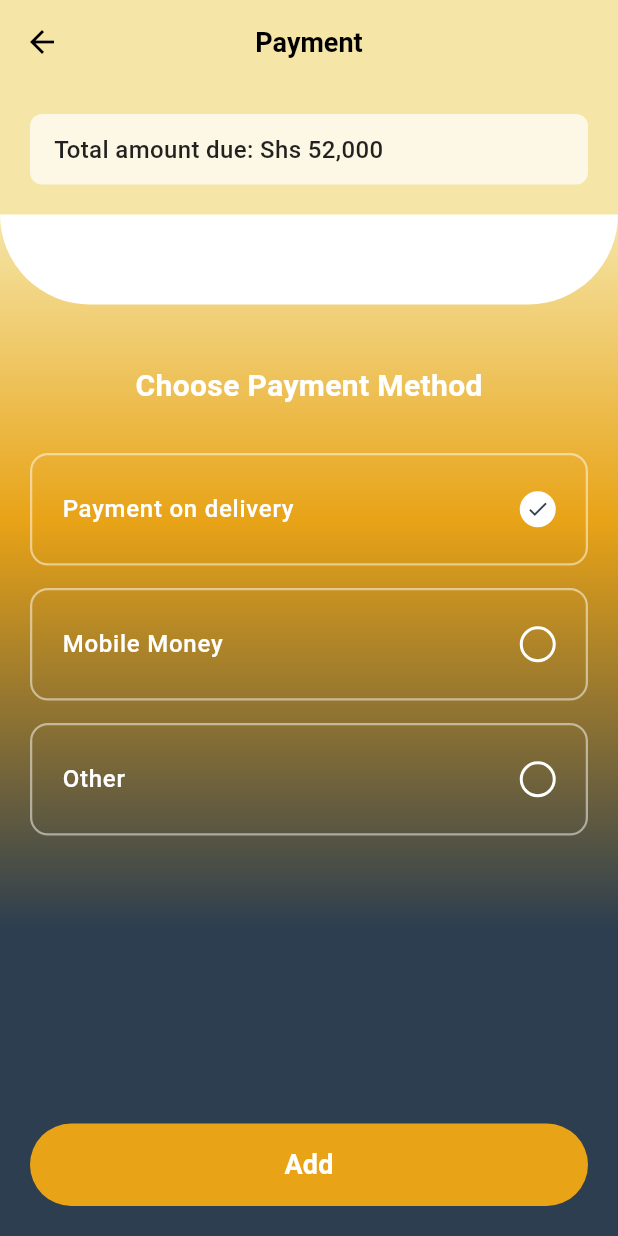
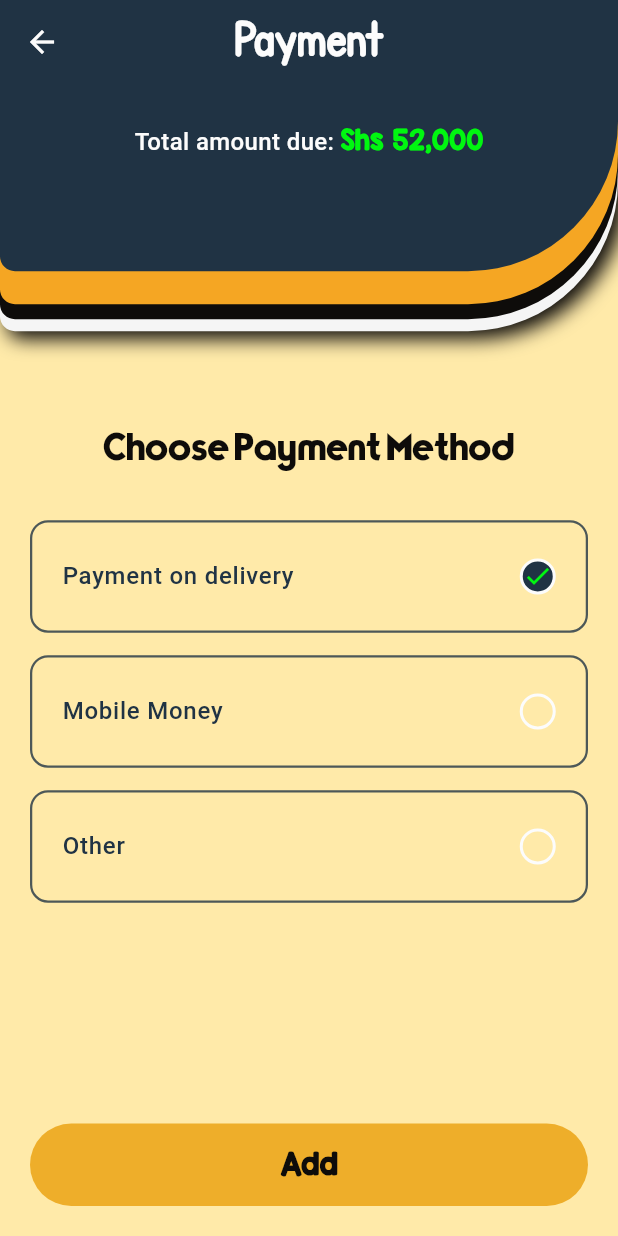
Before and after one commit to Mukian-Mayan/Kampus_Mart-, a Flutter app: the PaymentTransactions screen opened directly, on a phone screen of 412 x 824 dp. Run offline on Flutter 3.47's test engine with Material 3 defaults, Android fonts, the phone set to English and light mode, and no system bars; our stand-ins replace cloud_firestore, cloud_functions, firebase_auth, firebase_core, firebase_messaging, firebase_storage and 6 more; accounts and stored records are empty; project files that could hold a hidden picture were left out.

Commit message:
fixed jollynes page

```diff
--- a/lib/screens/payment_screen.dart
+++ b/lib/screens/payment_screen.dart
@@ -1,4 +1,5 @@
 import 'package:flutter/material.dart';
+import 'package:kampusmart2/widgets/layout2.dart';
 
 class PaymentScreen extends StatefulWidget {
   const PaymentScreen({super.key});
@@ -32,17 +33,21 @@ class _PaymentScreenState extends State<PaymentScreen> {
             child: Stack(
               children: [
                 Positioned.fill(
-                  child: CustomPaint(
-                    painter: _PaymentWavePainter(),
-                  ),
+                  child: CustomPaint(painter: _PaymentWavePainter()),
                 ),
                 SafeArea(
                   child: Padding(
-                    padding: const EdgeInsets.symmetric(horizontal: 16, vertical: 8),
+                    padding: const EdgeInsets.symmetric(
+                      horizontal: 16,
+                      vertical: 8,
+                    ),
                     child: Row(
                       children: [
                         IconButton(
-                          icon: const Icon(Icons.arrow_back_ios_new_rounded, size: 22),
+                          icon: const Icon(
+                            Icons.arrow_back_ios_new_rounded,
+                            size: 22,
+                          ),
                           onPressed: () => Navigator.of(context).maybePop(),
                         ),
                         const Spacer(),
@@ -67,8 +72,12 @@ class _PaymentScreenState extends State<PaymentScreen> {
             child: Column(
               children: [
                 // Amount due
-                Container(
-                  padding: const EdgeInsets.symmetric(horizontal: 18, vertical: 8),
+                Layout2(
+                  child: Container(
+                    padding: const EdgeInsets.symmetric(
+                      horizontal: 18,
+                      vertical: 8,
+                    ),
                     decoration: BoxDecoration(
                       color: yellow,
                       borderRadius: BorderRadius.circular(18),
@@ -76,13 +85,21 @@ class _PaymentScreenState extends State<PaymentScreen> {
                     child: const Text.rich(
                       TextSpan(
                         text: 'Total amount due: ',
-                      style: TextStyle(fontWeight: FontWeight.w500, fontSize: 16, color: Colors.black87),
+                        style: TextStyle(
+                          fontWeight: FontWeight.w500,
+                          fontSize: 16,
+                          color: Colors.black87,
+                        ),
                         children: [
                           TextSpan(
                             text: 'Shs 52,000',
-                          style: TextStyle(color: Colors.green, fontWeight: FontWeight.bold),
+                            style: TextStyle(
+                              color: Colors.green,
+                              fontWeight: FontWeight.bold,
+                            ),
                           ),
                         ],
+                      ),
                     ),
                   ),
                 ),
@@ -122,10 +139,14 @@ class _PaymentScreenState extends State<PaymentScreen> {
                               padding: const EdgeInsets.only(bottom: 16),
                               child: InkWell(
                                 borderRadius: BorderRadius.circular(12),
-                                onTap: () => setState(() => _selectedMethod = i),
+                                onTap: () =>
+                                    setState(() => _selectedMethod = i),
                                 child: Container(
                                   decoration: BoxDecoration(
-                                    border: Border.all(color: Colors.white, width: 2),
+                                    border: Border.all(
+                                      color: Colors.white,
+                                      width: 2,
+                                    ),
                                     borderRadius: BorderRadius.circular(12),
                                     color: darkBlue,
                                   ),
@@ -133,15 +154,23 @@ class _PaymentScreenState extends State<PaymentScreen> {
                                     children: [
                                       Expanded(
                                         child: Padding(
-                                          padding: const EdgeInsets.symmetric(horizontal: 16, vertical: 16),
+                                          padding: const EdgeInsets.symmetric(
+                                            horizontal: 16,
+                                            vertical: 16,
+                                          ),
                                           child: Text(
                                             _methods[i],
-                                            style: const TextStyle(color: Colors.white, fontSize: 15),
+                                            style: const TextStyle(
+                                              color: Colors.white,
+                                              fontSize: 15,
+                                            ),
                                           ),
                                         ),
                                       ),
                                       Padding(
-                                        padding: const EdgeInsets.only(right: 12),
+                                        padding: const EdgeInsets.only(
+                                          right: 12,
+                                        ),
                                         child: Icon(
                                           _selectedMethod == i
                                               ? Icons.radio_button_checked
@@ -164,7 +193,9 @@ class _PaymentScreenState extends State<PaymentScreen> {
                                 shape: RoundedRectangleBorder(
                                   borderRadius: BorderRadius.circular(28),
                                 ),
-                                padding: const EdgeInsets.symmetric(vertical: 16),
+                                padding: const EdgeInsets.symmetric(
+                                  vertical: 16,
+                                ),
                                 elevation: 2,
                               ),
                               onPressed: () {},
--- a/lib/screens/payment_transactions.dart
+++ b/lib/screens/payment_transactions.dart
@@ -1,6 +1,8 @@
 import 'package:flutter/material.dart';
 import 'package:kampusmart2/screens/payment_processing.dart';
-import 'package:kampusmart2/momo_service.dart'; // Add this import
+import 'package:kampusmart2/momo_service.dart';
+import 'package:kampusmart2/theme/app_theme.dart';
+import 'package:kampusmart2/widgets/layout2.dart'; // Add this import
 
 class PaymentTransactions extends StatefulWidget {
   const PaymentTransactions({super.key});
@@ -31,20 +33,21 @@ class _PaymentScreenState extends State<PaymentTransactions> {
   @override
   Widget build(BuildContext context) {
     return Scaffold(
-      backgroundColor: const Color(0xFFF5E6A8),
+      backgroundColor: AppTheme.tertiaryOrange,
       appBar: AppBar(
-        backgroundColor: const Color(0xFFF5E6A8),
+        backgroundColor:AppTheme.deepBlue,
         elevation: 0,
         leading: IconButton(
-          icon: const Icon(Icons.arrow_back, color: Colors.black),
+          icon: const Icon(Icons.arrow_back, color: AppTheme.paleWhite),
           onPressed: () => Navigator.of(context).pop(),
         ),
         title: const Text(
           'Payment',
           style: TextStyle(
-            color: Colors.black,
-            fontSize: 18,
-            fontWeight: FontWeight.w600,
+            color: AppTheme.paleWhite,
+            fontSize: 25 ,
+            fontWeight: FontWeight.w900,
+            fontFamily: 'KG Penmanship',
           ),
         ),
         centerTitle: true,
@@ -53,20 +56,40 @@ class _PaymentScreenState extends State<PaymentTransactions> {
         children: [
           // Total amount section
           Padding(
-            padding: const EdgeInsets.all(20.0),
-            child: Container(
-              width: double.infinity,
-              padding: const EdgeInsets.symmetric(horizontal: 16, vertical: 12),
+            padding: const EdgeInsets.only(bottom: 20),
+            child: Layout2(
+              child: Center(
+                child: Column(
+                  children: [
+                    const SizedBox(height: 18,),
+                    Container(
+                      padding: const EdgeInsets.symmetric(horizontal: 18, vertical: 8),
                       decoration: BoxDecoration(
-                color: Colors.white.withOpacity(0.7),
-                borderRadius: BorderRadius.circular(8),
+                        //color: AppTheme.tertiaryOrange,
+                        borderRadius: BorderRadius.circular(18),
                       ),
-              child: const Text(
-                'Total amount due: Shs 52,000',
+                      child: const Text.rich(
+                        TextSpan(
+                          text: 'Total amount due: ',
                           style: TextStyle(
+                            fontWeight: FontWeight.w500,
                             fontSize: 16,
-                  fontWeight: FontWeight.w500,
-                  color: Colors.black87,
+                            color: AppTheme.paleWhite,
+                          ),
+                          children: [
+                            TextSpan(
+                              text: 'Shs 52,000',
+                              style: TextStyle(
+                                color: AppTheme.lightGreen,
+                                fontWeight: FontWeight.bold,
+                                fontFamily: 'KG Red Hands',
+                              ),
+                            ),
+                          ],
+                        ),
+                      ),
+                    ),
+                  ],
                 ),
               ),
             ),
@@ -74,22 +97,9 @@ class _PaymentScreenState extends State<PaymentTransactions> {
 
           // Curved section with payment methods
           Expanded(
-            child: Container(
-              decoration: BoxDecoration(
-                gradient: LinearGradient(
-                  begin: Alignment.topCenter,
-                  end: Alignment.bottomCenter,
-                  colors: [
-                    const Color(0xFFF5E6A8),
-                    const Color(0xFFE8A317),
-                    const Color(0xFF2C3E50),
-                  ],
-                  stops: const [0.0, 0.3, 0.7],
-                ),
-              ),
             child: Column(
               children: [
-                  Container(
+                /*Container(
                   height: 60,
                   decoration: const BoxDecoration(
                     color: Colors.white,
@@ -98,16 +108,17 @@ class _PaymentScreenState extends State<PaymentTransactions> {
                       bottomRight: Radius.circular(60),
                     ),
                   ),
-                  ),
+                ), */
 
                 const SizedBox(height: 40),
 
                 const Text(
                   'Choose Payment Method',
                   style: TextStyle(
-                      fontSize: 20,
-                      fontWeight: FontWeight.w600,
-                      color: Colors.white,
+                    fontSize: 25,
+                    //fontWeight: FontWeight.w600,
+                    fontFamily: 'TypoGraphica',
+                    color: AppTheme.taleBlack,
                   ),
                 ),
 
@@ -158,8 +169,8 @@ class _PaymentScreenState extends State<PaymentTransactions> {
                           : null,
                       style: ElevatedButton.styleFrom(
                         backgroundColor: _canProceed()
-                              ? const Color(0xFFE8A317)
-                              : Colors.grey,
+                            ? AppTheme.deepOrange
+                            : AppTheme.borderGrey,
                         shape: RoundedRectangleBorder(
                           borderRadius: BorderRadius.circular(30),
                         ),
@@ -172,14 +183,14 @@ class _PaymentScreenState extends State<PaymentTransactions> {
                         style: const TextStyle(
                           fontSize: 18,
                           fontWeight: FontWeight.w600,
-                            color: Colors.white,
+                          fontFamily: 'KG Red Hands',
+                          color: AppTheme.taleBlack,
                         ),
                       ),
                     ),
                   ),
                 ),
               ],
-              ),
             ),
           ),
         ],
@@ -192,7 +203,7 @@ class _PaymentScreenState extends State<PaymentTransactions> {
       width: double.infinity,
       decoration: BoxDecoration(
         color: Colors.transparent,
-        border: Border.all(color: Colors.white.withOpacity(0.5), width: 1.5),
+        border: Border.all(color: AppTheme.deepBlue.withOpacity(0.8), width: 1.5),
         borderRadius: BorderRadius.circular(12),
       ),
       child: ListTile(
@@ -202,7 +213,7 @@ class _PaymentScreenState extends State<PaymentTransactions> {
           style: const TextStyle(
             fontSize: 16,
             fontWeight: FontWeight.w500,
-            color: Colors.white,
+            color: AppTheme.deepBlue,
           ),
         ),
         trailing: Container(
@@ -210,11 +221,11 @@ class _PaymentScreenState extends State<PaymentTransactions> {
           height: 24,
           decoration: BoxDecoration(
             shape: BoxShape.circle,
-            border: Border.all(color: Colors.white, width: 2),
-            color: isSelected ? Colors.white : Colors.transparent,
+            border: Border.all(color: AppTheme.paleWhite, width: 2),
+            color: isSelected ? AppTheme.deepBlue : Colors.transparent,
           ),
           child: isSelected
-              ? const Icon(Icons.check, size: 16, color: Color(0xFF2C3E50))
+              ? const Icon(Icons.check, size: 20, color: AppTheme.lightGreen)
               : null,
         ),
         onTap: () {
@@ -239,7 +250,8 @@ class _PaymentScreenState extends State<PaymentTransactions> {
           style: TextStyle(
             fontSize: 16,
             fontWeight: FontWeight.w500,
-            color: Colors.white,
+            fontFamily: 'KG Red Hands',
+            color: AppTheme.taleBlack,
           ),
         ),
         const SizedBox(height: 15),
@@ -331,16 +343,20 @@ class _PaymentScreenState extends State<PaymentTransactions> {
       child: TextField(
         controller: phoneController,
         keyboardType: TextInputType.phone,
-        style: const TextStyle(color: Colors.white),
+        style: const TextStyle(
+            fontFamily: 'KG Red Hands',
+            color: AppTheme.taleBlack,),
         decoration: InputDecoration(
           hintText: selectedMobileMoneyProvider == 'MTN'
               ? 'Enter phone number (e.g., 0772123456)'
               : selectedMobileMoneyProvider == 'Airtel'
               ? 'Enter Airtel number (e.g., 0702123456)'
               : 'Enter phone number',
-          hintStyle: TextStyle(color: Colors.white.withOpacity(0.7)),
+          hintStyle: TextStyle(
+            fontFamily: 'KG Red Hands',
+            color: AppTheme.taleBlack.withOpacity(0.7)),
           border: InputBorder.none,
-          prefixIcon: Icon(Icons.phone, color: Colors.white.withOpacity(0.7)),
+          prefixIcon: Icon(Icons.phone, color: AppTheme.taleBlack.withOpacity(0.7)),
         ),
       ),
     );
--- a/lib/widgets/layout2.dart
+++ b/lib/widgets/layout2.dart
@@ -11,7 +11,7 @@ class Layout2 extends StatelessWidget {
       alignment: Alignment.topCenter,
       child: SizedBox(
         width: double.infinity,
-        height: MediaQuery.of(context).size.height * 0.3,
+        height: MediaQuery.of(context).size.height * 0.2,
         child: Stack(
           children: [
             Container(
```
Also changed, not shown: pubspec.lock. Lines whose indentation alone changed are shown as unchanged.
